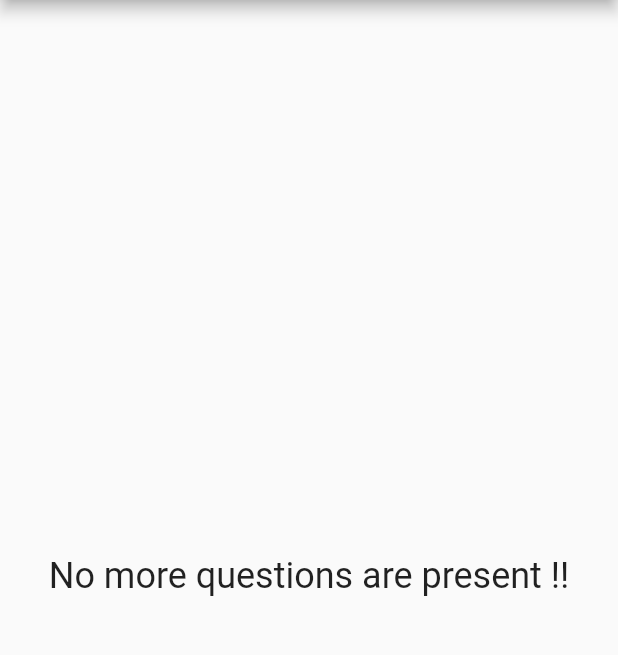
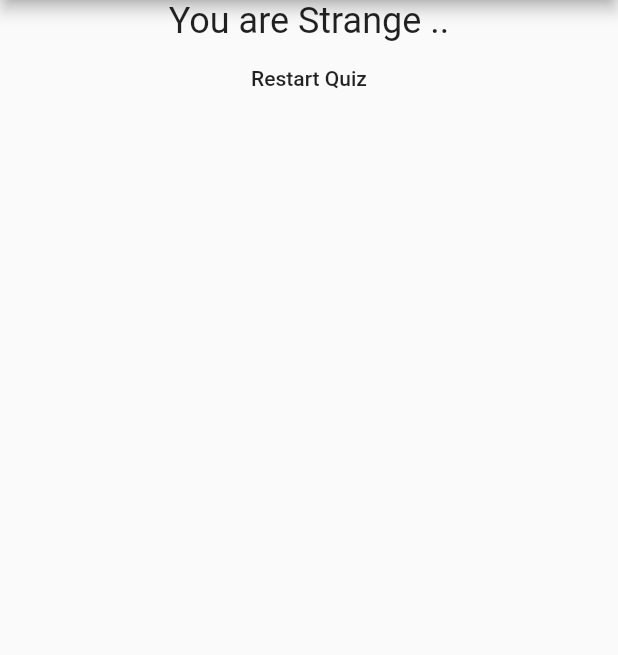
Before and after one commit to javatech147/flutter_course, a Flutter app: the screen it shows after launch, after a tap on "Black", after a tap on "Snack", after a tap on "Sachin", on a phone screen of 412 x 824 dp, the part 84-739 px from its top. Run offline on Flutter 3.47's test engine with Material 2 defaults, Android fonts, the phone set to English and light mode, and no system bars.

Commit message:
Quiz App

```diff
--- a/lib/main.dart
+++ b/lib/main.dart
@@ -17,21 +17,45 @@ class _MyApp extends State<MyApp> {
   final _questions = const [
     {
       'questionText': 'What is your Favorite Color ?',
-      'answers': ['Black', 'Red', 'Green', 'Blue']
+      'answers': [
+        {'text': 'Black', 'score': 10},
+        {'text': 'Red', 'score': 8},
+        {'text': 'Green', 'score': 4},
+        {'text': 'Blue', 'score': 2}
+      ]
     },
     {
       'questionText': 'What is your Favorite Animal ?',
-      'answers': ['Rabbit', 'Snack', 'Elephant', 'Lion']
+      'answers': [
+        {'text': 'Rabbit', 'score': 4},
+        {'text': 'Snack', 'score': 6},
+        {'text': 'Elephant', 'score': 8},
+        {'text': 'Lion', 'score': 5}
+      ]
     },
     {
       'questionText': 'Who is your favorite Cricketer ?',
-      'answers': ['Dhoni', 'Raina', 'Sachin', 'Sehwag']
+      'answers': [
+        {'text': 'Dhoni', 'score': 10},
+        {'text': 'Raina', 'score': 5},
+        {'text': 'Sachin', 'score': 3},
+        {'text': 'Sehwag', 'score': 8}
+      ]
     },
   ];
 
   var _questionIndex = 0;
+  var _totalScore = 0;
 
-  void _answerQuestion() {
+  void _resetQuiz() {
+    setState(() {
+      _questionIndex = 0;
+      _totalScore = 0;
+    });
+  }
+
+  void _answerQuestion(int score) {
+    _totalScore += score;
     setState(() {
       _questionIndex = _questionIndex + 1;
     });
@@ -49,6 +73,7 @@ class _MyApp extends State<MyApp> {
   @override
   Widget build(BuildContext context) {
     return MaterialApp(
+      debugShowCheckedModeBanner: false,
       home: Scaffold(
           appBar: AppBar(
             title: Text('My First App'),
@@ -59,6 +84,7 @@ class _MyApp extends State<MyApp> {
                   answerQuestion: _answerQuestion,
                   questionIndex: _questionIndex,
                 )
-                : Result()), );
+              : Result(_totalScore, _resetQuiz)),
+    );
   }
 }
--- a/lib/quiz.dart
+++ b/lib/quiz.dart
@@ -21,8 +21,9 @@ class Quiz extends StatelessWidget {
         Question(questions[questionIndex]['questionText']),
 
         // Creating dynamic widgets for Answer that having RaisedButton
-        ...(questions[questionIndex]['answers'] as List<String>).map((answer) {
-          return Answer(answerQuestion, answer);
+        ...(questions[questionIndex]['answers'] as List<Map<String, Object>>)
+            .map((answer) {
+          return Answer(() => answerQuestion(answer['score']), answer['text']);
         }).toList()
       ],
     );
--- a/lib/result.dart
+++ b/lib/result.dart
@@ -1,14 +1,39 @@
 import 'package:flutter/material.dart';
 
 class Result extends StatelessWidget {
+  final int resultScore;
+  final Function resetQuiz;
+
+  Result(this.resultScore, this.resetQuiz);
+
+  //Creating getter
+  String get resultPhrase {
+    String resultText;
+    if (resultScore <= 12) {
+      resultText = "You are awesome and innocent!!";
+    } else if (resultScore <= 16) {
+      resultText = "You are likeable !!";
+    } else if (resultScore <= 20) {
+      resultText = "You are Strange ..";
+    } else {
+      resultText = "You are so bad.";
+    }
+    return resultText;
+  }
+
   @override
   Widget build(BuildContext context) {
     return Center(
-      child: Text(
-        'No more questions are present !!',
-        style: TextStyle(
-          fontSize: 24,
-        ),
+      child: Column(
+        children: [
+          Text(
+            resultPhrase,
+            style: TextStyle(
+              fontSize: 24,
+            ),
+          ),
+          FlatButton(onPressed: resetQuiz, child: Text('Restart Quiz'))
+        ],
       ),
     );
   }
```
Lines whose indentation alone changed are shown as unchanged.
